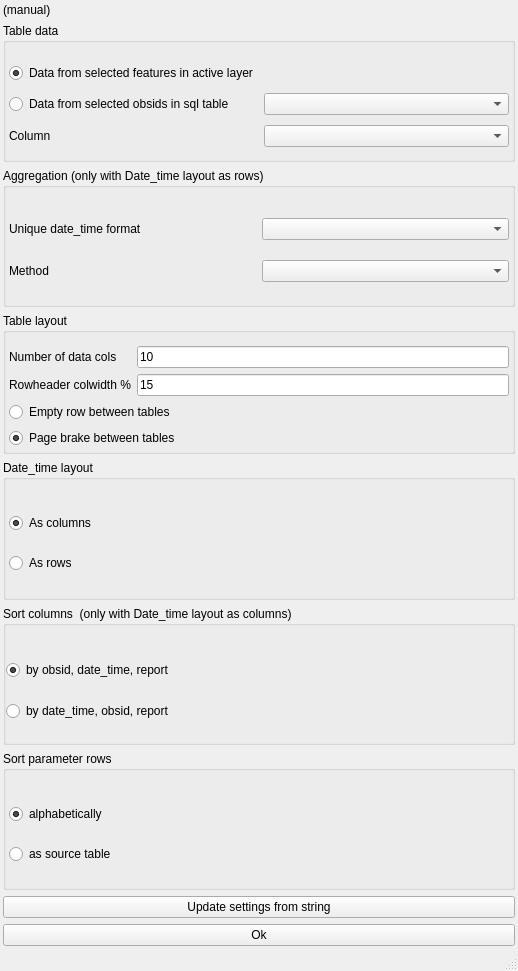
The window that ui/compact_w_qual_report.ui (jkall/qgis-midvatten-plugin) describes before a commit, drawn with Qt 5.
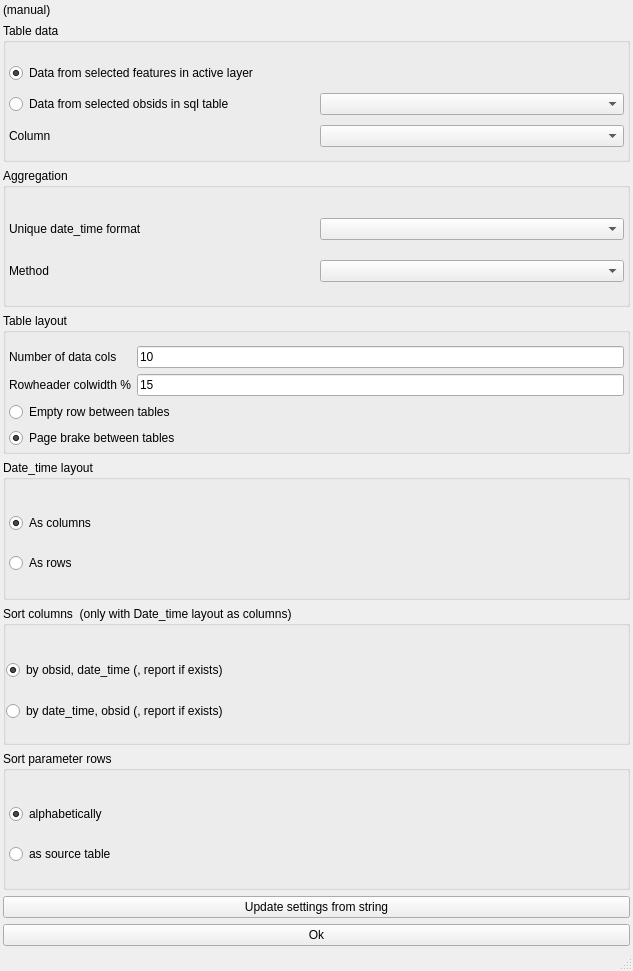
The same window after the commit.

Commit message: Compact w-qual report: Fixes bug when using aggregation other than concat.

Diff of the .ui file:
```diff
--- a/ui/compact_w_qual_report.ui
+++ b/ui/compact_w_qual_report.ui
@@ -6,7 +6,7 @@
    <rect>
     <x>0</x>
     <y>0</y>
-    <width>518</width>
+    <width>633</width>
     <height>971</height>
    </rect>
   </property>
@@ -117,7 +117,7 @@
     <item>
      <widget class="QGroupBox" name="groupBox_5">
       <property name="title">
-       <string>Aggregation (only with Date_time layout as rows)</string>
+       <string>Aggregation</string>
       </property>
       <layout class="QGridLayout" name="gridLayout_3">
        <property name="leftMargin">
@@ -295,7 +295,7 @@
        <item>
         <widget class="QRadioButton" name="sort_by_obsid">
          <property name="text">
-          <string>by obsid, date_time, report</string>
+          <string>by obsid, date_time (, report if exists)</string>
          </property>
          <property name="checked">
           <bool>true</bool>
@@ -305,7 +305,7 @@
        <item>
         <widget class="QRadioButton" name="sort_by_date_time">
          <property name="text">
-          <string>by date_time, obsid, report</string>
+          <string>by date_time, obsid (, report if exists)</string>
          </property>
         </widget>
        </item>
```
Left out of the diff: 2 changed lines with no effect on the pictures. The commit also changes 2 other files.
